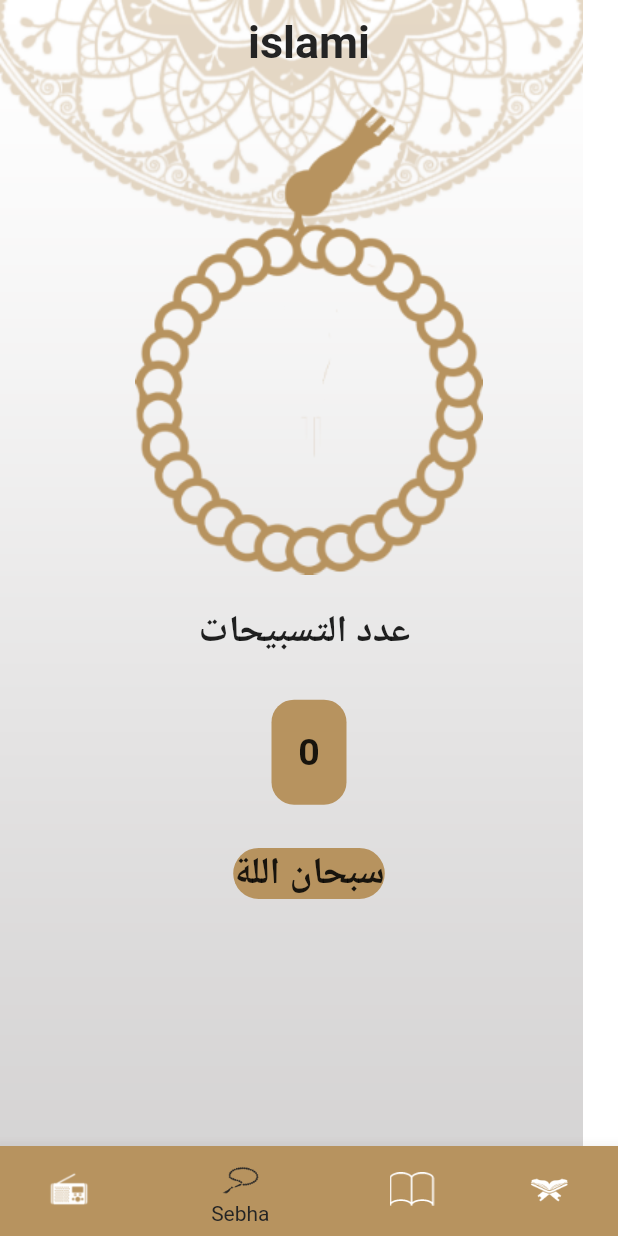
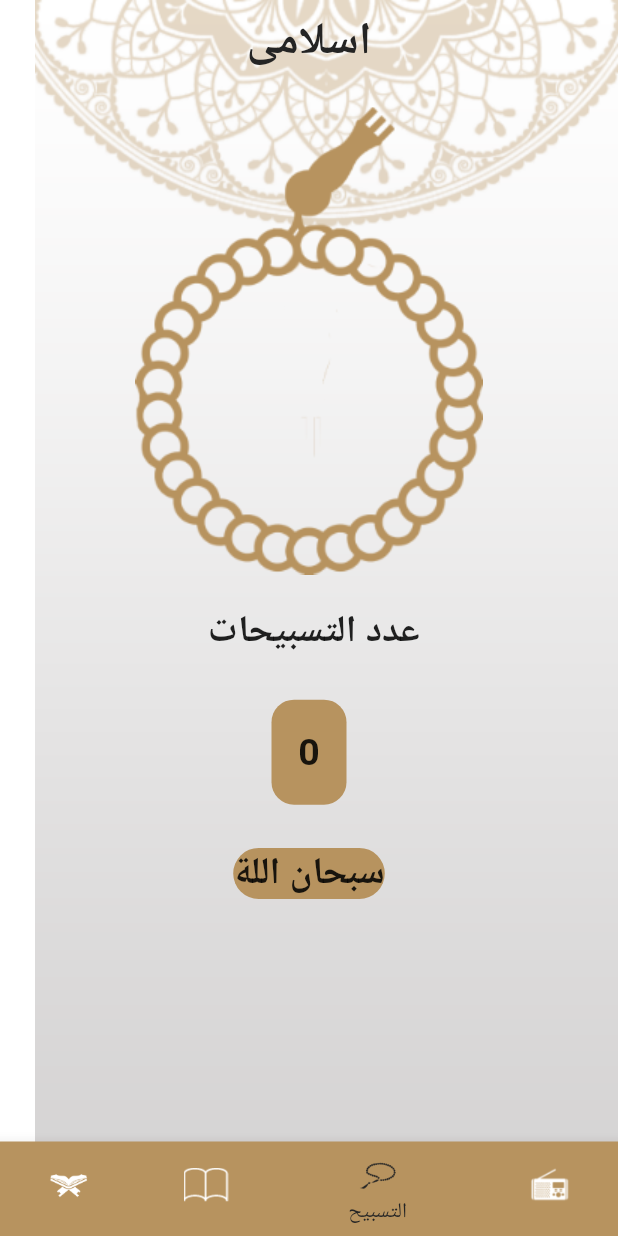
Before and after one commit to DawoodBotros/isalmi_app, a Flutter app: the screen it shows after launch, item 2 of the bottom bar chosen, on a phone screen of 412 x 824 dp. Run offline on Flutter 3.47's test engine with Material 2 defaults, Android fonts, the phone set to English and light mode, and no system bars; generated files the repository leaves out were written again.

Commit message:
add Localiztion to my app

```diff
--- /dev/null
+++ b/l10n.yaml
@@ -0,0 +1,3 @@
+arb-dir: lib/l10n
+template-arb-file: app_en.arb
+output-localization-file: app_localizations.dart
--- a/lib/home/ahadeth/ahdeth.dart
+++ b/lib/home/ahadeth/ahdeth.dart
@@ -3,6 +3,7 @@ import 'package:flutter/services.dart';
 import 'package:isalmi/hadeth_details/hadeth_details.dart';
 import 'package:isalmi/home/ahadeth/ahadeth_item.dart';
 import 'package:isalmi/myTheme.dart';
+import 'package:flutter_gen/gen_l10n/app_localizations.dart';
 
 class AhadethTab extends StatefulWidget {
   @override
@@ -26,7 +27,7 @@ class _AhadethTabState extends State<AhadethTab> {
           thickness: 3,
         ),
         Text(
-          "Ahadeth",
+          AppLocalizations.of(context)!.ahadeth,
           style: Theme.of(context).textTheme.subtitle2,
           textAlign: TextAlign.center,
         ),
@@ -46,9 +47,9 @@ class _AhadethTabState extends State<AhadethTab> {
                   itemCount: Ahadeth.length,
                   itemBuilder: (context, index) {
                     return InkWell(
-                      onTap: (){
-                        Navigator.pushNamed(context, HadethDetails.routeName,arguments:
-                        Ahadeth[index]);
+                      onTap: () {
+                        Navigator.pushNamed(context, HadethDetails.routeName,
+                            arguments: Ahadeth[index]);
                       },
                       child: AhadethItem(Ahadeth[index].title),
                     );
--- a/lib/home/home.dart
+++ b/lib/home/home.dart
@@ -4,6 +4,7 @@ import 'package:isalmi/home/quran/quran.dart';
 import 'package:isalmi/home/radio/radio.dart';
 import 'package:isalmi/home/sebha/sebha.dart';
 import 'package:isalmi/myTheme.dart';
+import 'package:flutter_gen/gen_l10n/app_localizations.dart';
 
 class HomeScreen extends StatefulWidget {
   static const String routeName = 'home';
@@ -23,47 +24,49 @@ class _HomeScreenState extends State<HomeScreen> {
         Scaffold(
           appBar: AppBar(
             title: Text(
-              "islami",
+              AppLocalizations.of(context)!.appTitle,
               style: Theme.of(context).textTheme.headline1,
             ),
           ),
           bottomNavigationBar: BottomNavigationBar(
             currentIndex: currentIndex,
-            onTap: (index){
-              currentIndex =index;
-              setState(() {
-              });
+            onTap: (index) {
+              currentIndex = index;
+              setState(() {});
             },
             items: [
               BottomNavigationBarItem(
                 backgroundColor: MyThemeData.colorGold,
-                icon: ImageIcon(
-                  AssetImage("assets/images/icon_radio.png"),size: 30,
+                icon: const ImageIcon(
+                  AssetImage("assets/images/icon_radio.png"),
+                  size: 30,
                 ),
-                label: "Radio",
+                label: AppLocalizations.of(context)!.radio,
               ),
               BottomNavigationBarItem(
                 backgroundColor: MyThemeData.colorGold,
-                icon: ImageIcon(
-                  AssetImage("assets/images/icon_sebha.png"),size: 30,
+                icon: const ImageIcon(
+                  AssetImage("assets/images/icon_sebha.png"),
+                  size: 30,
                 ),
-                label: "Sebha",
+                label: AppLocalizations.of(context)!.sebha,
               ),
               BottomNavigationBarItem(
                 backgroundColor: MyThemeData.colorGold,
-                icon: ImageIcon(
-                  AssetImage("assets/images/icon_hadeth.png"),size: 30,
+                icon: const ImageIcon(
+                  AssetImage("assets/images/icon_hadeth.png"),
+                  size: 30,
                 ),
-                label: "Ahadeth",
+                label: AppLocalizations.of(context)!.hadeth,
               ),
               BottomNavigationBarItem(
                 backgroundColor: MyThemeData.colorGold,
-                icon: ImageIcon(
-                  AssetImage("assets/images/icon_quran.png"),size: 30,
+                icon: const ImageIcon(
+                  AssetImage("assets/images/icon_quran.png"),
+                  size: 30,
                 ),
-                label: "Quran",
+                label: AppLocalizations.of(context)!.quran,
               ),
-
             ],
           ),
           body: tab[currentIndex],
@@ -73,7 +76,7 @@ class _HomeScreenState extends State<HomeScreen> {
   }
 }
 
-List<Widget> tab=[
+List<Widget> tab = [
   RadioTab(),
   SebhaTab(),
   AhadethTab(),
--- a/lib/home/quran/quran.dart
+++ b/lib/home/quran/quran.dart
@@ -1,6 +1,7 @@
 import 'package:flutter/material.dart';
 import 'package:isalmi/home/quran/sura_name_item.dart';
 import 'package:isalmi/myTheme.dart';
+import 'package:flutter_gen/gen_l10n/app_localizations.dart';
 
 class QuranTab extends StatelessWidget {
   List<String> sura_name = [
@@ -131,7 +132,7 @@ class QuranTab extends StatelessWidget {
             color: MyThemeData.colorGold,
             thickness: 3,
           ),
-          Text("SuraNames",style: Theme.of(context).textTheme.subtitle2,),
+          Text( AppLocalizations.of(context)!.sura_name,style: Theme.of(context).textTheme.subtitle2,),
           Divider(
             color: MyThemeData.colorGold,
             thickness: 3,
--- a/lib/home/sebha/sebha.dart
+++ b/lib/home/sebha/sebha.dart
@@ -35,7 +35,7 @@ class _SebhaTabState extends State<SebhaTab> {
   Widget build(BuildContext context) {
     return Container(
       width: double.infinity,
-      margin: EdgeInsets.all(15),
+      margin: const EdgeInsets.all(15),
       child: Column(
         children: [
           InkWell(
@@ -66,7 +66,8 @@ class _SebhaTabState extends State<SebhaTab> {
             child: Center(
               child: Text(
                 "$numSebha",
-                style: TextStyle(fontWeight: FontWeight.bold, fontSize: 25),
+                style:
+                    const TextStyle(fontWeight: FontWeight.bold, fontSize: 25),
               ),
             ),
           ),
@@ -81,7 +82,8 @@ class _SebhaTabState extends State<SebhaTab> {
             child: FittedBox(
               child: Text(
                 nameSebha,
-                style: TextStyle(fontWeight: FontWeight.bold, fontSize: 25),
+                style:
+                    const TextStyle(fontWeight: FontWeight.bold, fontSize: 25),
               ),
             ),
           )
--- /dev/null
+++ b/lib/l10n/app_ar.arb
@@ -0,0 +1,9 @@
+{
+    "appTitle": "اسلامى",
+    "sura_name" : "اسم السور",
+    "ahadeth": "احاديث",
+    "quran": "قران",
+    "hadeth": "احاديث",
+    "radio" : "راديو",
+    "sebha" : "التسبيح"
+}
--- /dev/null
+++ b/lib/l10n/app_en.arb
@@ -0,0 +1,9 @@
+{
+    "appTitle": "islami",
+    "sura_name" : "Sura Names",
+    "ahadeth" : "Ahadeth",
+    "quran" : "Quran",
+    "hadeth": "Ahadeth",
+    "radio" : "Radio",
+    "sebha" : "Sebha"
+}
--- a/lib/main.dart
+++ b/lib/main.dart
@@ -3,6 +3,8 @@ import 'package:isalmi/hadeth_details/hadeth_details.dart';
 import 'package:isalmi/home/home.dart';
 import 'package:isalmi/myTheme.dart';
 import 'package:isalmi/sura_details/sura_details.dart';
+import 'package:flutter_gen/gen_l10n/app_localizations.dart';
+import 'package:flutter_localizations/flutter_localizations.dart';
 
 void main() {
   runApp(MyApplication());
@@ -12,12 +14,27 @@ class MyApplication extends StatelessWidget {
   @override
   Widget build(BuildContext context) {
     return MaterialApp(
+      localizationsDelegates: const [
+        AppLocalizations.delegate, // Add this line
+        GlobalMaterialLocalizations.delegate,
+        GlobalWidgetsLocalizations.delegate,
+        GlobalCupertinoLocalizations.delegate,
+      ],
+      supportedLocales: const [
+        Locale(
+          'en',
+        ), // English, no country code
+        Locale(
+          'ar',
+        ), // Arabic, no country code
+      ],
+      locale: Locale('ar'),
       debugShowCheckedModeBanner: false,
       initialRoute: HomeScreen.routeName,
       routes: {
         HomeScreen.routeName: (context) => HomeScreen(),
-        SuraDetails.routeName :(context) => SuraDetails(),
-        HadethDetails.routeName :(context)=> HadethDetails(),
+        SuraDetails.routeName: (context) => SuraDetails(),
+        HadethDetails.routeName: (context) => HadethDetails(),
       },
       theme: MyThemeData.ligthTheme,
       themeMode: ThemeMode.light,
```
Also changed, not shown: lib/home/radio/radio.dart (+7 -3 lines), pubspec.yaml (+8 -1 lines), pubspec.lock.
